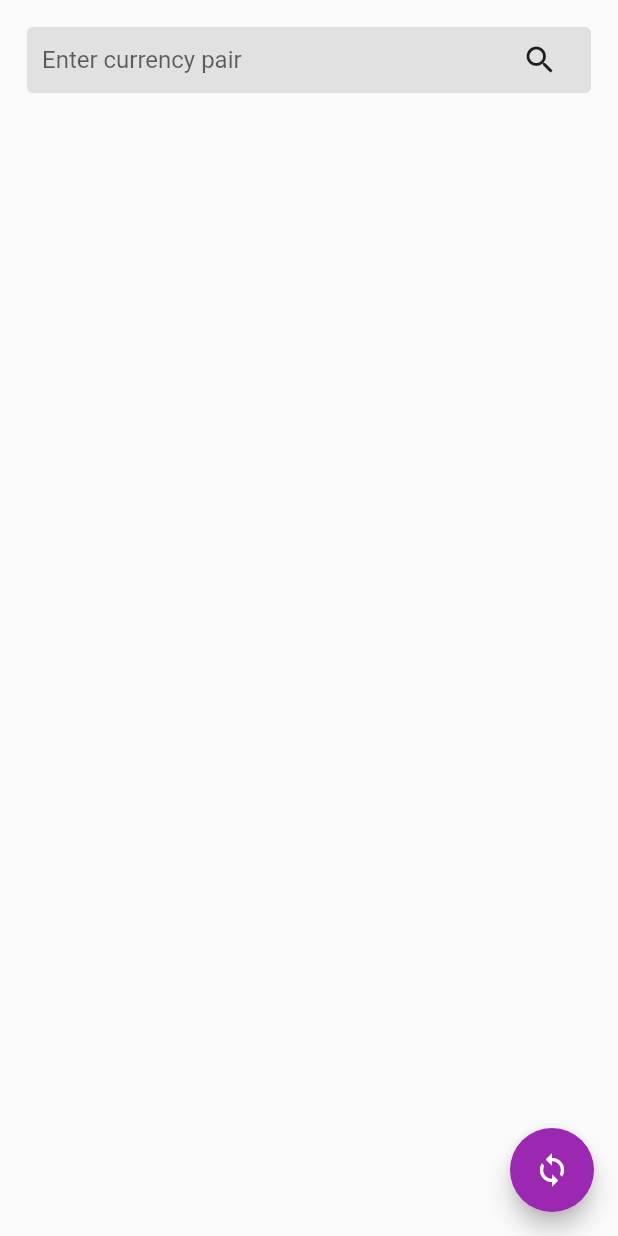
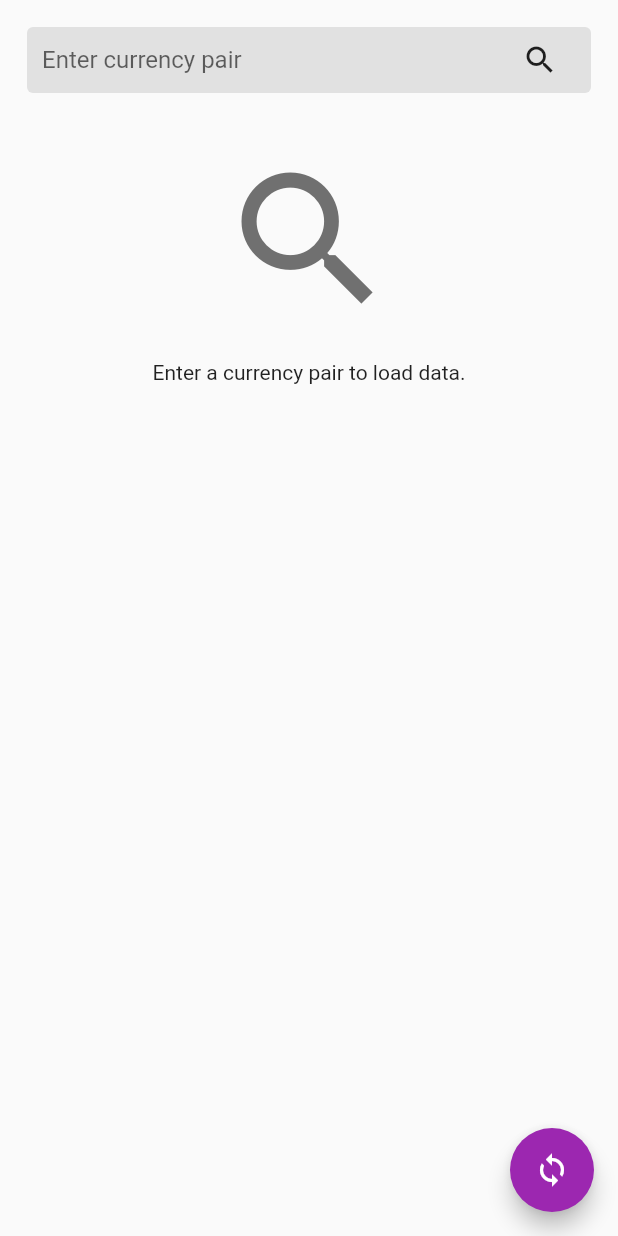
Before and after one commit to rishirizz/crypto_application, a Flutter app: the screen it shows after launch, on a phone screen of 412 x 824 dp. Run offline on Flutter 3.47's test engine with Material 2 defaults, Android fonts, the phone set to English and light mode, and no system bars.

Commit message:
added no data widget

```diff
--- a/lib/screens/crypto_screen.dart
+++ b/lib/screens/crypto_screen.dart
@@ -1,3 +1,4 @@
+import 'package:crypto_app/screens/no_data_screen.dart';
 import 'package:flutter/material.dart';
 
 class CryptoCurrencyScreen extends StatefulWidget {
@@ -8,6 +9,8 @@ class CryptoCurrencyScreen extends StatefulWidget {
 }
 
 class _CryptoCurrencyScreenState extends State<CryptoCurrencyScreen> {
+  bool dataPresent = false;
+
   @override
   Widget build(BuildContext context) {
     return SafeArea(
@@ -18,7 +21,8 @@ class _CryptoCurrencyScreenState extends State<CryptoCurrencyScreen> {
             Icons.sync,
           ),
         ),
-        body: Padding(
+        body: SingleChildScrollView(
+          child: Padding(
             padding: const EdgeInsets.all(10.0),
             child: Column(
               children: [
@@ -34,15 +38,13 @@ class _CryptoCurrencyScreenState extends State<CryptoCurrencyScreen> {
                           alignment: Alignment.centerRight,
                           children: [
                             TextField(
-                            onChanged: (value) {
-                              // customersSearchString = value;
-                            },
+                              onChanged: (value) {},
                               decoration: InputDecoration(
                                 fillColor: Colors.black.withOpacity(0.1),
                                 filled: true,
                                 hintText: 'Enter currency pair',
-                              hintStyle:
-                                  const TextStyle(fontWeight: FontWeight.w400),
+                                hintStyle: const TextStyle(
+                                    fontWeight: FontWeight.w400),
                                 border: const OutlineInputBorder(
                                   borderSide: BorderSide.none,
                                 ),
@@ -53,16 +55,21 @@ class _CryptoCurrencyScreenState extends State<CryptoCurrencyScreen> {
                               right: 10,
                               child: IconButton(
                                 onPressed: () {},
-                              icon: Icon(Icons.search),
+                                icon: const Icon(Icons.search),
                               ),
-                          )
+                            ),
                           ],
                         ),
                       ),
                     ),
                   ],
                 ),
+                const SizedBox(
+                  height: 30,
+                ),
+                (!dataPresent) ? const NoDataWidget() : const SizedBox(),
               ],
+            ),
           ),
         ),
       ),
--- /dev/null
+++ b/lib/screens/no_data_screen.dart
@@ -0,0 +1,24 @@
+import 'package:flutter/material.dart';
+
+class NoDataWidget extends StatelessWidget {
+  const NoDataWidget({
+    Key? key,
+  }) : super(key: key);
+
+  @override
+  Widget build(BuildContext context) {
+    return Column(
+      children: const [
+        Icon(
+          Icons.search,
+          size: 120,
+          color: Color(0xff707070),
+        ),
+        SizedBox(
+          height: 20,
+        ),
+        Text('Enter a currency pair to load data.')
+      ],
+    );
+  }
+}
```
Lines whose indentation alone changed are shown as unchanged.
